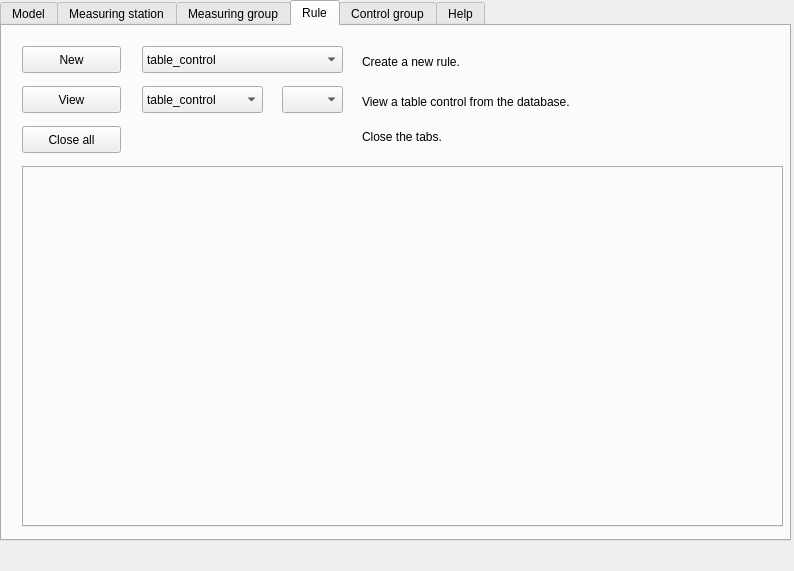
Above: ui/control_structures_dockwidget.ui from nens/threedi-results-analysis before the change. Below: the same form after it.
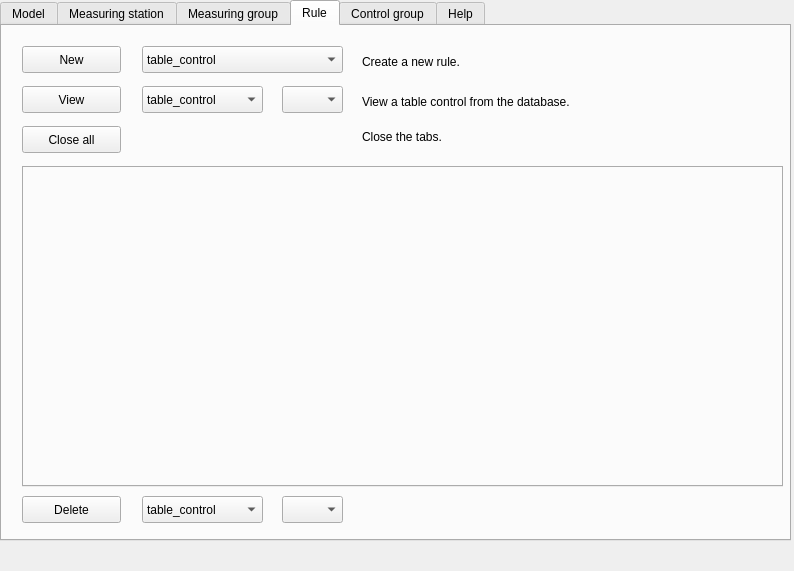
That is the form after the change. The open tabs and pages were chosen to show the change.

Commit message: Also make it possible to delete rule from the database and from view with the 'Delete button' in the 'Rule' tab.

Diff of the .ui file:
```diff
--- a/ui/control_structures_dockwidget.ui
+++ b/ui/control_structures_dockwidget.ui
@@ -479,7 +479,7 @@
         <x>20</x>
         <y>140</y>
         <width>761</width>
-        <height>361</height>
+        <height>321</height>
        </rect>
       </property>
       <property name="autoFillBackground">
@@ -520,6 +520,44 @@
        </rect>
       </property>
      </widget>
+     <widget class="QPushButton" name="pushbutton_input_rule_delete">
+      <property name="geometry">
+       <rect>
+        <x>20</x>
+        <y>470</y>
+        <width>99</width>
+        <height>27</height>
+       </rect>
+      </property>
+      <property name="text">
+       <string>Delete</string>
+      </property>
+     </widget>
+     <widget class="QComboBox" name="combobox_input_rule_delete">
+      <property name="geometry">
+       <rect>
+        <x>280</x>
+        <y>470</y>
+        <width>61</width>
+        <height>27</height>
+       </rect>
+      </property>
+     </widget>
+     <widget class="QComboBox" name="combobox_input_rule_type_delete">
+      <property name="geometry">
+       <rect>
+        <x>140</x>
+        <y>470</y>
+        <width>121</width>
+        <height>27</height>
+       </rect>
+      </property>
+      <item>
+       <property name="text">
+        <string>table_control</string>
+       </property>
+      </item>
+     </widget>
      <zorder>tab_table_control_view</zorder>
      <zorder>pushbutton_input_rule_new</zorder>
      <zorder>combobox_input_rule_type_2</zorder>
```
Left out of the diff: 3 changed lines with no effect on the pictures. The commit also changes 3 other files.
